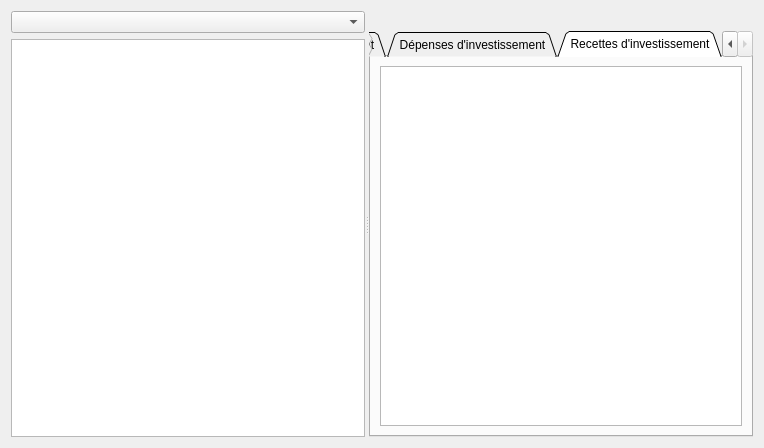
The window that dialogeditaudit.ui (GiPiLab/ProtonClassicSuite) describes before a commit, drawn with Qt 5.
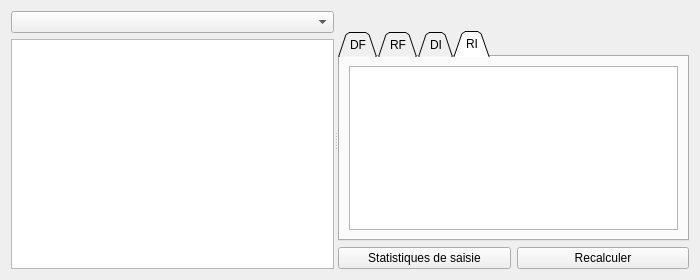
The same window after the commit. The open tabs and pages were chosen to show the change.

Commit message: Audit filling is OK

```diff
--- a/dialogeditaudit.ui
+++ b/dialogeditaudit.ui
@@ -6,10 +6,16 @@
    <rect>
     <x>0</x>
     <y>0</y>
-    <width>764</width>
-    <height>448</height>
+    <width>700</width>
+    <height>280</height>
    </rect>
   </property>
+  <property name="minimumSize">
+   <size>
+    <width>700</width>
+    <height>0</height>
+   </size>
+  </property>
   <property name="windowTitle">
    <string>Dialog</string>
   </property>
@@ -19,7 +25,7 @@
      <property name="orientation">
       <enum>Qt::Horizontal</enum>
      </property>
-     <widget class="QWidget" name="">
+     <widget class="QWidget" name="layoutWidget">
       <layout class="QVBoxLayout" name="verticalLayout_2">
        <item>
         <widget class="QComboBox" name="comboListAudits"/>
@@ -42,7 +48,7 @@
        </item>
       </layout>
      </widget>
-     <widget class="QWidget" name="">
+     <widget class="QWidget" name="layoutWidget">
       <layout class="QVBoxLayout" name="verticalLayout">
        <item>
         <widget class="QLabel" name="label">
@@ -61,7 +67,7 @@
          </property>
          <widget class="QWidget" name="tabDF">
           <attribute name="title">
-           <string>Dépenses de fonctionnement</string>
+           <string>DF</string>
           </attribute>
           <layout class="QHBoxLayout" name="horizontalLayout_4">
            <item>
@@ -81,7 +87,7 @@
          </widget>
          <widget class="QWidget" name="tabRF">
           <attribute name="title">
-           <string>Recettes de fonctionnement</string>
+           <string>RF</string>
           </attribute>
           <layout class="QHBoxLayout" name="horizontalLayout_3">
            <item>
@@ -95,7 +101,7 @@
          </widget>
          <widget class="QWidget" name="tabDI">
           <attribute name="title">
-           <string>Dépenses d'investissement</string>
+           <string>DI</string>
           </attribute>
           <layout class="QHBoxLayout" name="horizontalLayout_2">
            <item>
@@ -109,11 +115,26 @@
          </widget>
          <widget class="QWidget" name="tabRI">
           <attribute name="title">
-           <string>Recettes d'investissement</string>
+           <string>RI</string>
           </attribute>
           <layout class="QHBoxLayout" name="horizontalLayout">
            <item>
             <widget class="QTableView" name="tableViewRI">
+             <property name="editTriggers">
+              <set>QAbstractItemView::AnyKeyPressed|QAbstractItemView::DoubleClicked|QAbstractItemView::EditKeyPressed|QAbstractItemView::SelectedClicked</set>
+             </property>
+             <property name="showDropIndicator" stdset="0">
+              <bool>false</bool>
+             </property>
+             <property name="selectionMode">
+              <enum>QAbstractItemView::SingleSelection</enum>
+             </property>
+             <property name="cornerButtonEnabled">
+              <bool>false</bool>
+             </property>
+             <attribute name="horizontalHeaderDefaultSectionSize">
+              <number>50</number>
+             </attribute>
              <attribute name="verticalHeaderVisible">
               <bool>false</bool>
              </attribute>
@@ -123,6 +144,24 @@
          </widget>
         </widget>
        </item>
+       <item>
+        <layout class="QHBoxLayout" name="horizontalLayout_5">
+         <item>
+          <widget class="QPushButton" name="auditStatsButton">
+           <property name="text">
+            <string>Statistiques de saisie</string>
+           </property>
+          </widget>
+         </item>
+         <item>
+          <widget class="QPushButton" name="computeAuditButton">
+           <property name="text">
+            <string>Recalculer</string>
+           </property>
+          </widget>
+         </item>
+        </layout>
+       </item>
       </layout>
      </widget>
     </widget>
```
Left out of the diff: 62 changed lines with no effect on the pictures. The commit also changes 12 other files.
